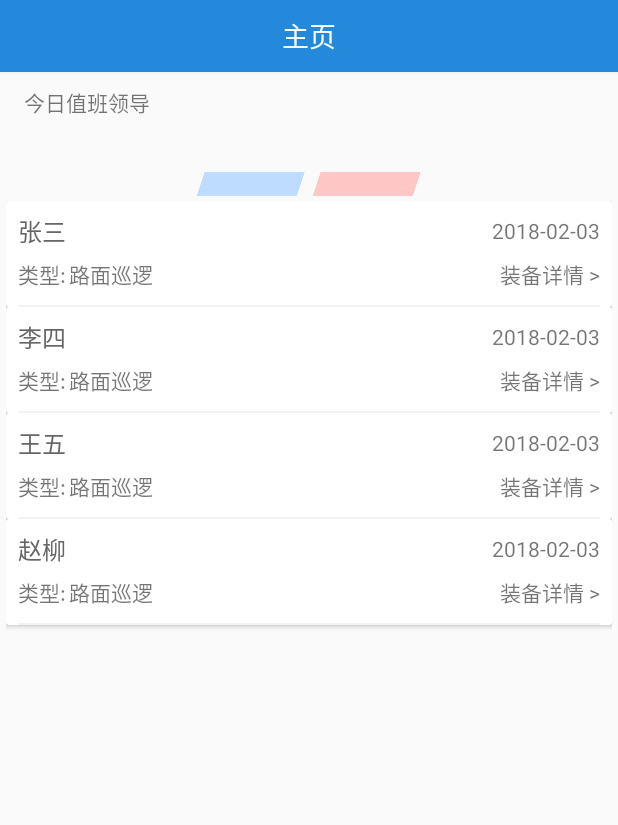
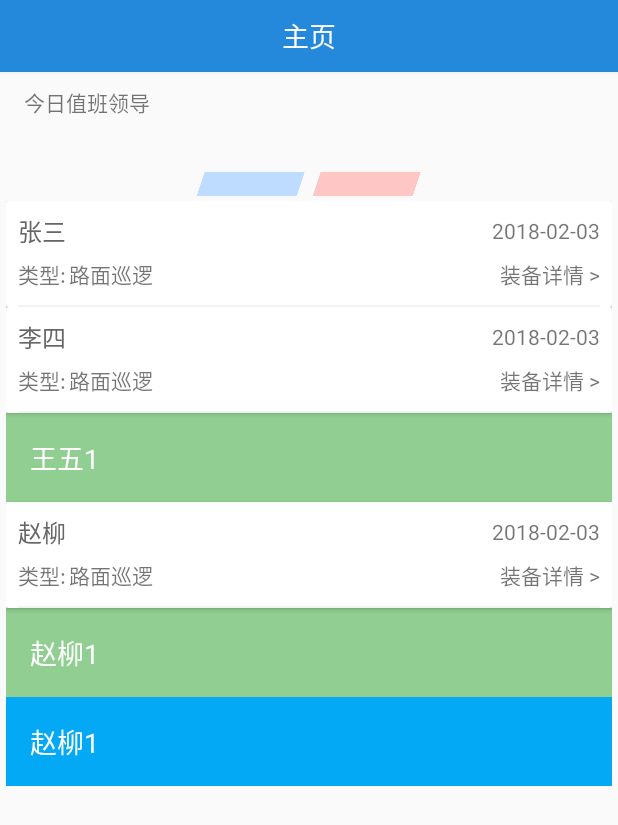
Before and after one commit to ManTouBaby/NJQWTest, an Android app: the screen it shows after launch (MainActivity), on a phone screen of 412 x 824 dp. Shown: the top 825 px of the screen. Run offline under Robolectric (Android 15) with nearby library versions, the phone set to English and light mode, and no system bars; our stand-ins replace RxJava, data binding; libraries missing offline, so code that uses them is left out: com.alibaba.fastjson; plain views replace TagFlowLayout; 1 statement that could not run was skipped.

```diff
--- /dev/null
+++ b/app/src/main/java/com/hrw/njqwtest/base/wdiget/pullrefreshview/IPullDownView.java
@@ -0,0 +1,9 @@
+package com.hrw.njqwtest.base.wdiget.pullrefreshview;
+
+/**
+ * @author:MtBaby
+ * @date:2020/02/18 12:22
+ * @desc:下拉刷新基础方法
+ */
+public interface IPullDownView {
+}
--- /dev/null
+++ b/app/src/main/java/com/hrw/njqwtest/base/wdiget/pullrefreshview/IPullUpView.java
@@ -0,0 +1,9 @@
+package com.hrw.njqwtest.base.wdiget.pullrefreshview;
+
+/**
+ * @author:MtBaby
+ * @date:2020/02/18 12:22
+ * @desc:上拉加载基础方法
+ */
+public interface IPullUpView {
+}
--- /dev/null
+++ b/app/src/main/java/com/hrw/njqwtest/base/wdiget/pullrefreshview/OnPullDownListener.java
@@ -0,0 +1,9 @@
+package com.hrw.njqwtest.base.wdiget.pullrefreshview;
+
+/**
+ * @author:MtBaby
+ * @date:2020/02/18 12:26
+ * @desc:
+ */
+public interface OnPullDownListener {
+}
--- /dev/null
+++ b/app/src/main/java/com/hrw/njqwtest/base/wdiget/pullrefreshview/OnPullUpListener.java
@@ -0,0 +1,9 @@
+package com.hrw.njqwtest.base.wdiget.pullrefreshview;
+
+/**
+ * @author:MtBaby
+ * @date:2020/02/18 12:26
+ * @desc:
+ */
+public interface OnPullUpListener {
+}
--- /dev/null
+++ b/app/src/main/java/com/hrw/njqwtest/base/wdiget/pullrefreshview/SmartContainerLayout.java
@@ -0,0 +1,9 @@
+package com.hrw.njqwtest.base.wdiget.pullrefreshview;
+
+/**
+ * @author:MtBaby
+ * @date:2020/02/18 12:27
+ * @desc:
+ */
+public class SmartContainerLayout {
+}
--- a/app/src/main/java/com/hrw/njqwtest/base/wdiget/recyclerview/SmartMultipleBean.java
+++ b/app/src/main/java/com/hrw/njqwtest/base/wdiget/recyclerview/SmartMultipleBean.java
@@ -6,7 +6,7 @@ package com.hrw.njqwtest.base.wdiget.recyclerview;
  * @desc:
  */
 public class SmartMultipleBean {
-    private int itemType;
+    protected int itemType;
 
     public int getItemType() {
         return itemType;
--- a/app/src/main/java/com/hrw/njqwtest/ui/ClassListItem.java
+++ b/app/src/main/java/com/hrw/njqwtest/ui/ClassListItem.java
@@ -1,4 +1,6 @@
 package com.hrw.njqwtest.ui;
+
+import com.hrw.njqwtest.base.wdiget.recyclerview.SmartMultipleBean;
 
 /**
  * @version 1.0.0
@@ -6,12 +8,13 @@ package com.hrw.njqwtest.ui;
  * @date:2020/02/17 10:45
  * @desc:
  */
-public class ClassListItem {
+public class ClassListItem extends SmartMultipleBean {
     public String name;
     public String age;
 
-    public ClassListItem(String name, String age) {
+    public ClassListItem(String name, String age, int itemType) {
         this.name = name;
         this.age = age;
+        this.itemType = itemType;
     }
 }
--- a/app/src/main/java/com/hrw/njqwtest/ui/main/MainActivity.java
+++ b/app/src/main/java/com/hrw/njqwtest/ui/main/MainActivity.java
@@ -1,10 +1,6 @@
 package com.hrw.njqwtest.ui.main;
 
 import android.view.View;
-
-import androidx.lifecycle.Observer;
-import androidx.recyclerview.widget.LinearLayoutManager;
-import androidx.recyclerview.widget.RecyclerView;
 
 import com.hrw.njqwtest.R;
 import com.hrw.njqwtest.base.BaseViewModelActivity;
@@ -12,21 +8,29 @@ import com.hrw.njqwtest.base.net.ResponseListener;
 import com.hrw.njqwtest.base.utils.SPHelper;
 import com.hrw.njqwtest.base.wdiget.recyclerview.OnItemChildClickListener;
 import com.hrw.njqwtest.base.wdiget.recyclerview.OnItemClickListener;
-import com.hrw.njqwtest.base.wdiget.recyclerview.SmartAdapter;
+import com.hrw.njqwtest.base.wdiget.recyclerview.SmartMultipleAdapter;
 import com.hrw.njqwtest.base.wdiget.recyclerview.SmartViewHolder;
 import com.hrw.njqwtest.bean.BarrierItemBO;
 import com.hrw.njqwtest.bean.LoginUserBO;
 import com.hrw.njqwtest.bean.TodayLeaderBO;
 import com.hrw.njqwtest.databinding.ActivityMainBinding;
 import com.hrw.njqwtest.databinding.ItemClassListBinding;
+import com.hrw.njqwtest.databinding.ItemTest1Binding;
+import com.hrw.njqwtest.databinding.ItemTestBinding;
 import com.hrw.njqwtest.ui.ClassListItem;
 import com.hrw.njqwtest.viewmodel.model.HomeModel;
 
 import java.util.ArrayList;
+import java.util.HashMap;
 import java.util.List;
+import java.util.Map;
+
+import androidx.lifecycle.Observer;
+import androidx.recyclerview.widget.LinearLayoutManager;
+import androidx.recyclerview.widget.RecyclerView;
 
 public class MainActivity extends BaseViewModelActivity<HomeModel, ActivityMainBinding> {
-    private SmartAdapter<ClassListItem> mSmartAdapter;
+    private SmartMultipleAdapter<ClassListItem> mSmartAdapter;
 
     @Override
     protected int getResLayout() {
@@ -53,28 +57,49 @@ public class MainActivity extends BaseViewModelActivity<HomeModel, ActivityMainB
         recyclerView.setHasFixedSize(true);
         recyclerView.setLayoutManager(new LinearLayoutManager(this));
 
-
-        recyclerView.setAdapter(mSmartAdapter = new SmartAdapter<ClassListItem>(R.layout.item_class_list) {
+        Map<Integer, Integer> itemTypeCache = new HashMap<>();
+        itemTypeCache.put(1, R.layout.item_class_list);
+        itemTypeCache.put(2, R.layout.item_test);
+        itemTypeCache.put(3, R.layout.item_test1);
+        recyclerView.setAdapter(mSmartAdapter = new SmartMultipleAdapter<ClassListItem>(itemTypeCache, R.layout.item_class_list) {
 
             @Override
             protected void onBindView(SmartViewHolder holder, ClassListItem classListItem, int position) {
-                ItemClassListBinding listBinding = holder.getViewDataBinding();
-                listBinding.setItemBean(classListItem);
-                addChildViewClickListener(listBinding.tvSignBarrierEquipmentShow, classListItem, position);
+                switch (classListItem.getItemType()) {
+                    case 1:
+                        ItemClassListBinding listBinding = holder.getViewDataBinding();
+                        listBinding.setItemBean(classListItem);
+                        addChildViewClickListener(listBinding.tvSignBarrierEquipmentShow, classListItem, position);
+                        break;
+                    case 2:
+                        ItemTestBinding testBinding = holder.getViewDataBinding();
+                        testBinding.setItemBean(classListItem);
+                        break;
+                    case 3:
+                        ItemTest1Binding itemTest1Binding = holder.getViewDataBinding();
+                        itemTest1Binding.setItemBean(classListItem);
+                        break;
+                }
+
             }
         });
 
         List<ClassListItem> listItems = new ArrayList<>();
-        listItems.add(new ClassListItem("张三", "23"));
-        listItems.add(new ClassListItem("李四", "23"));
-        listItems.add(new ClassListItem("王五", "23"));
-        listItems.add(new ClassListItem("赵柳", "23"));
+        listItems.add(new ClassListItem("张三", "23", 1));
+
+        listItems.add(new ClassListItem("李四", "23", 1));
+        listItems.add(new ClassListItem("王五", "23", 2));
+        listItems.add(new ClassListItem("赵柳", "23", 1));
+        listItems.add(new ClassListItem("赵柳", "23", 2));
+        listItems.add(new ClassListItem("赵柳", "23", 3));
         mSmartAdapter.setDates(listItems);
 
         mSmartAdapter.setOnItemChildClickListener(new OnItemChildClickListener<ClassListItem>() {
             @Override
             public void itemChildClick(View view, ClassListItem data, int position) {
-                mSmartAdapter.addData(new ClassListItem("新增数据", "56"));
+                int random = (int) (Math.random() * 3) + 1;
+                System.out.println(random);
+                mSmartAdapter.addData(new ClassListItem("新增数据", "56",random));
             }
         });
         mSmartAdapter.setOnItemClickListener(new OnItemClickListener<ClassListItem>() {
--- /dev/null
+++ b/app/src/main/res/layout/item_test.xml
@@ -0,0 +1,25 @@
+<?xml version="1.0" encoding="utf-8"?>
+<layout xmlns:android="http://schemas.android.com/apk/res/android">
+
+    <data>
+
+        <variable
+            name="itemBean"
+            type="com.hrw.njqwtest.ui.ClassListItem" />
+    </data>
+
+    <RelativeLayout
+        android:layout_width="match_parent"
+        android:layout_height="wrap_content"
+        android:background="#91CE91"
+        android:padding="16dp">
+
+        <TextView
+            android:id="@+id/tvTestName"
+            android:layout_width="wrap_content"
+            android:layout_height="wrap_content"
+            android:textColor="#FFF"
+            android:textSize="18sp"
+            android:text="@{itemBean.name+1}" />
+    </RelativeLayout>
+</layout>
--- /dev/null
+++ b/app/src/main/res/layout/item_test1.xml
@@ -0,0 +1,25 @@
+<?xml version="1.0" encoding="utf-8"?>
+<layout xmlns:android="http://schemas.android.com/apk/res/android">
+
+    <data>
+
+        <variable
+            name="itemBean"
+            type="com.hrw.njqwtest.ui.ClassListItem" />
+    </data>
+
+    <RelativeLayout
+        android:layout_width="match_parent"
+        android:layout_height="wrap_content"
+        android:background="#03A9F4"
+        android:padding="16dp">
+
+        <TextView
+            android:id="@+id/tvTestName1"
+            android:layout_width="wrap_content"
+            android:layout_height="wrap_content"
+            android:textColor="#FFF"
+            android:textSize="18sp"
+            android:text="@{itemBean.name+1}" />
+    </RelativeLayout>
+</layout>
```
Also changed, not shown: app/src/main/java/com/hrw/njqwtest/base/wdiget/recyclerview/SmartMultipleAdapter.java (+4 -4 lines).
